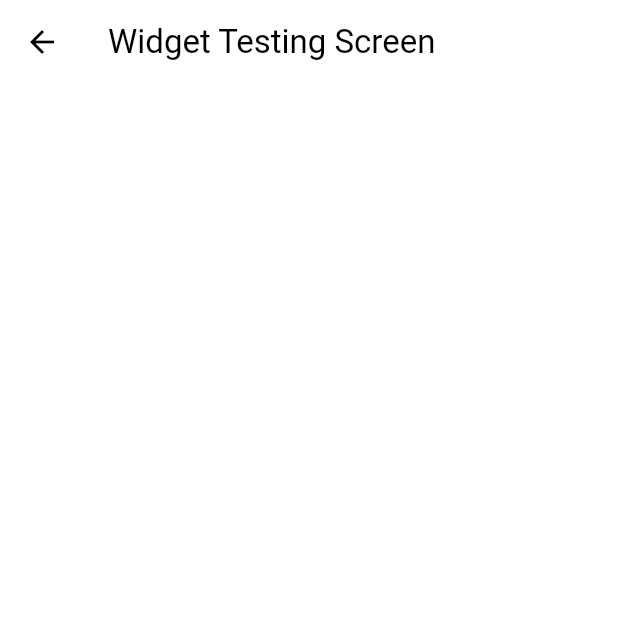
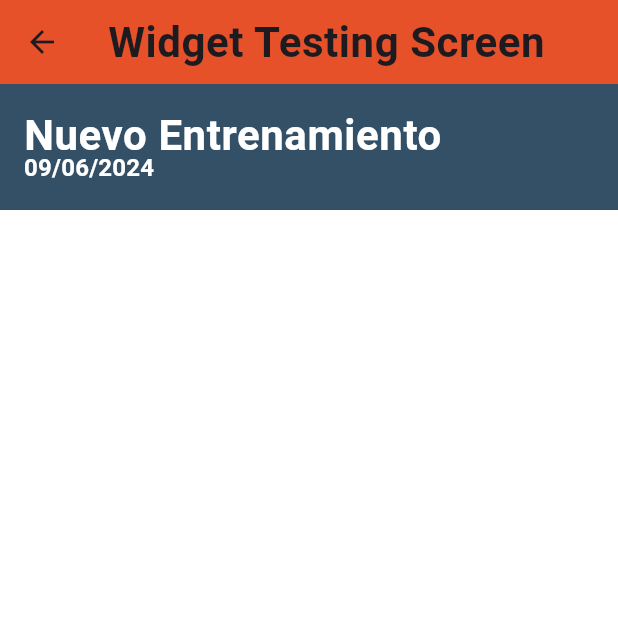
Before and after one commit to jreyesgfi/flutter_train_tracker_app, a Flutter app: the WidgetTestingScreen screen opened directly, on a phone screen of 412 x 824 dp, the top half of it. Run offline on Flutter 3.47's test engine with Material 3 defaults, Android fonts, the phone set to English and light mode, and no system bars; missing offline and left inert: amplify_auth_cognito, amplify_core, amplify_datastore, amplify_flutter.

Commit message:
Standard Style Definition. Header V1 Implementation.

```diff
--- a/lib/presentation_layer/screens/widget_testing_screen.dart
+++ b/lib/presentation_layer/screens/widget_testing_screen.dart
@@ -1,16 +1,21 @@
 import 'package:flutter/material.dart';
+import 'package:flutter_application_test1/presentation_layer/widgets/header_widget.dart';
 
 class WidgetTestingScreen extends StatelessWidget {
   @override
   Widget build(BuildContext context) {
     return Scaffold(
       appBar: AppBar(
-        title: Text('Widget Testing Screen'),
+        title: const Text('Widget Testing Screen'),
       ),
       body: ListView(
-        children: [
-          // Add your test widgets here as you develop them
-          // etc.
+        children: const [
+          // Add HeaderWidget for testing
+          HeaderWidget(
+            title: "Nuevo Entrenamiento",
+            date: "09/06/2024",
+          ),
+          // Add other test widgets here as you develop them
         ],
       ),
     );
--- /dev/null
+++ b/lib/presentation_layer/widgets/header_widget.dart
@@ -0,0 +1,35 @@
+import 'package:flutter/material.dart';
+
+class HeaderWidget extends StatelessWidget {
+  final String title;
+  final String date;
+
+  const HeaderWidget({
+    Key? key,
+    required this.title,
+    required this.date,
+  }) : super(key: key);
+
+  @override
+  Widget build(BuildContext context) {
+    final theme = Theme.of(context);
+
+    return Container(
+      padding: const EdgeInsets.symmetric(horizontal: 16.0, vertical: 20.0),
+      color: theme.primaryColorDark, // Using the primary color from the theme
+      child: Column(
+        crossAxisAlignment: CrossAxisAlignment.start,
+        children: [
+          Text(
+            title,
+            style: theme.textTheme.titleLarge?.copyWith(color: theme.colorScheme.onPrimary), // Adjusted to use headline6 style
+          ),
+          Text(
+            date,
+            style: theme.textTheme.titleSmall?.copyWith(color: theme.colorScheme.onPrimary), // Adjusted to use subtitle1 style
+          ),
+        ],
+      ),
+    );
+  }
+}
```
Also changed, not shown: lib/common_layer/theme/app_theme.dart (+29 -29 lines), lib/main.dart (+3 -4 lines).
